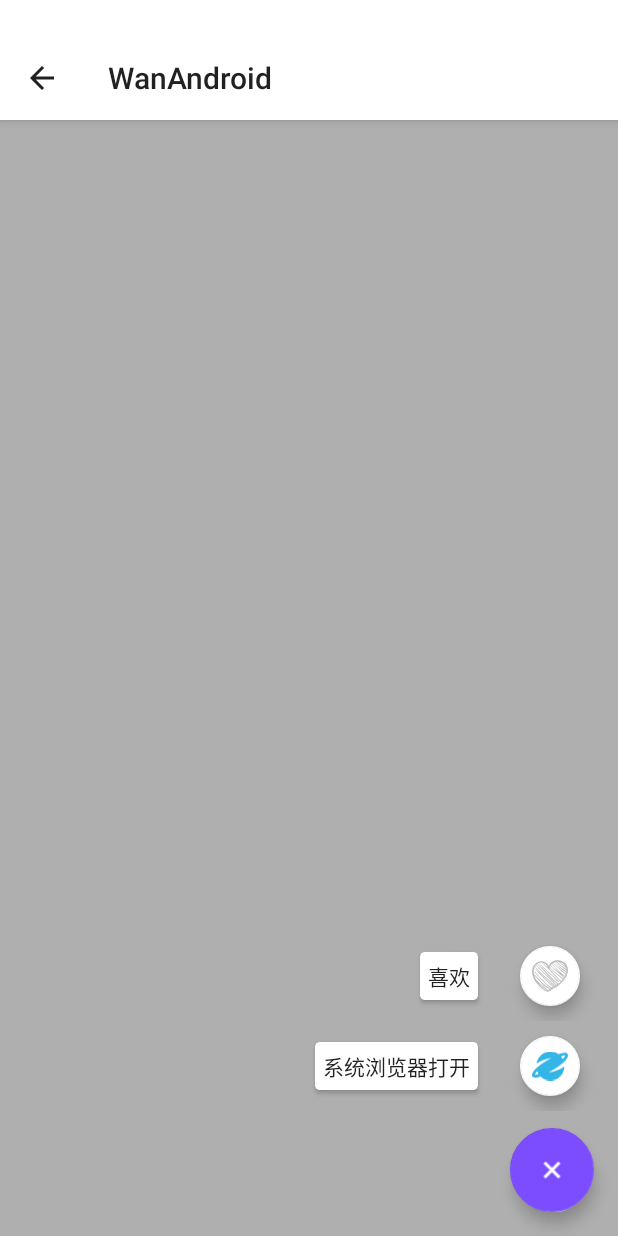
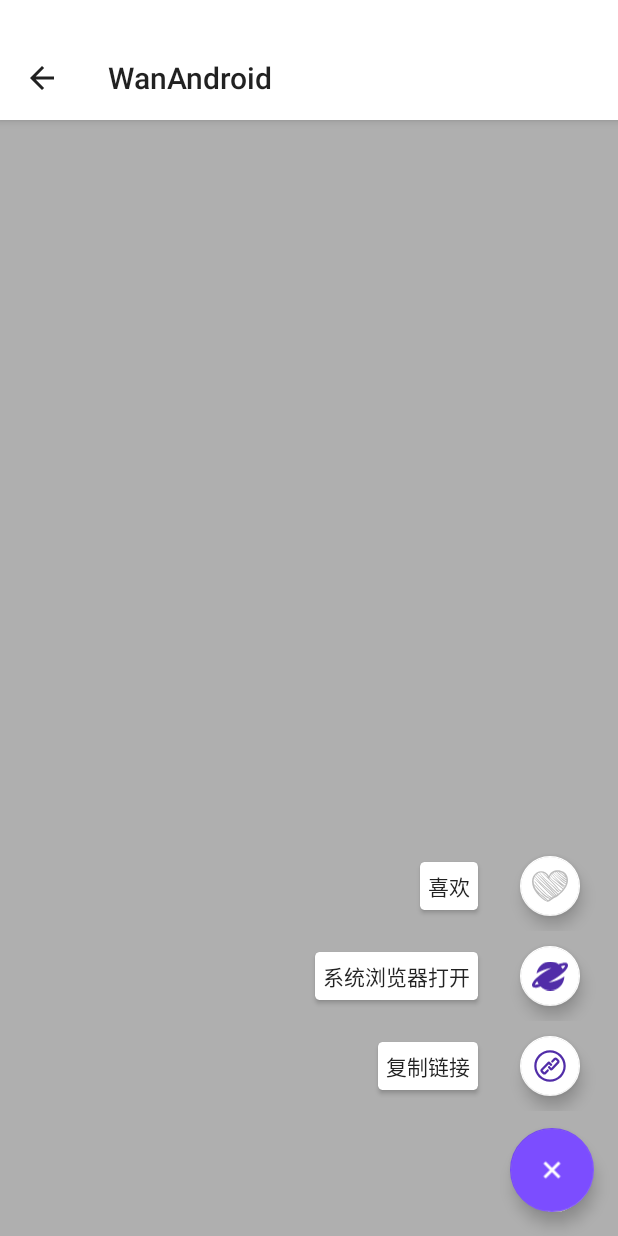
Before and after one commit to xujiaji/WanAndroid, an Android app: the ReadActivity screen opened directly, with no data from a screen before it, after a tap on an icon or button, on a phone screen of 412 x 824 dp. Run offline under Robolectric (Android 15) with nearby library versions, the phone set to English and light mode, and no system bars; our stand-ins replace Dagger/Hilt's generated code, data binding; libraries missing offline, so code that uses them is left out: com.annimon.stream, com.just.agentweb; network calls fail; 5 statements that could not run were skipped.

Commit message:
feat(location): copy post's link to clipboard.

```diff
--- /dev/null
+++ b/app/src/main/java/com/xujiaji/wanandroid/helper/ClipHelper.java
@@ -0,0 +1,18 @@
+package com.xujiaji.wanandroid.helper;
+
+import android.content.Context;
+
+/**
+ * author: xujiaji
+ * created on: 2018/8/20 22:55
+ * description:
+ */
+public class ClipHelper {
+    public static boolean copyToClipboard(Context context, String text) {
+        android.content.ClipboardManager clipboard = (android.content.ClipboardManager) context.getSystemService(Context.CLIPBOARD_SERVICE);
+        android.content.ClipData clip = android.content.ClipData.newPlainText("Copied Text", text);
+        if (clipboard == null) return false;
+        clipboard.setPrimaryClip(clip);
+        return true;
+    }
+}
--- a/app/src/main/java/com/xujiaji/wanandroid/module/main/MainModule.java
+++ b/app/src/main/java/com/xujiaji/wanandroid/module/main/MainModule.java
@@ -28,13 +28,12 @@ import com.xujiaji.wanandroid.helper.GlideImageLoader;
 import com.xujiaji.wanandroid.helper.ViewHelper;
 import com.xujiaji.wanandroid.model.FragmentModel;
 import com.xujiaji.wanandroid.module.main.fragment.AccountDrawerFragment;
+import com.xujiaji.wanandroid.module.main.fragment.MenuDrawerFragment;
 import com.xujiaji.wanandroid.module.main.fragment.boxes.MainBoxesFragment;
 import com.xujiaji.wanandroid.module.main.fragment.openapis.OpenAPISFragment;
 import com.xujiaji.wanandroid.module.main.fragment.post_tree.PostTreeFragment;
-import com.xujiaji.wanandroid.module.main.fragment.post_tree.PostTreeViewModel;
 import com.xujiaji.wanandroid.module.main.fragment.posts.MainBlogPostsFragment;
 import com.xujiaji.wanandroid.module.main.fragment.projects.MainProjectsFragment;
-import com.xujiaji.wanandroid.module.main.fragment.MenuDrawerFragment;
 import com.youth.banner.Banner;
 
 import java.util.List;
--- a/app/src/main/java/com/xujiaji/wanandroid/module/read/ReadActivity.java
+++ b/app/src/main/java/com/xujiaji/wanandroid/module/read/ReadActivity.java
@@ -16,6 +16,7 @@ import com.xujiaji.mvvmquick.util.LogUtil;
 import com.xujiaji.wanandroid.R;
 import com.xujiaji.wanandroid.base.BaseActivity;
 import com.xujiaji.wanandroid.databinding.ActivityReadBinding;
+import com.xujiaji.wanandroid.helper.ClipHelper;
 import com.xujiaji.wanandroid.helper.FabPopLayoutHelper;
 import com.xujiaji.wanandroid.helper.ToastHelper;
 import com.xujiaji.wanandroid.helper.ToolbarHelper;
@@ -80,7 +81,7 @@ public class ReadActivity extends BaseActivity<ActivityReadBinding, ReadViewMode
         super.onBinding(binding);
         binding.includeBar.toolbar.setTitle(mPostBean.getTitle());
         ToolbarHelper.initFullBar(binding.includeBar.toolbar, this);
-        FabPopLayoutHelper.initPopLayout(binding.fab, binding.backDrop, binding.layoutBrowse, binding.layoutLike);
+        FabPopLayoutHelper.initPopLayout(binding.fab, binding.backDrop, binding.layoutBrowse, binding.layoutLike, binding.layoutCopy);
 
         CoordinatorLayout.LayoutParams lp = new CoordinatorLayout.LayoutParams(-1, -1);
         lp.setBehavior(new AppBarLayout.ScrollingViewBehavior());
@@ -187,4 +188,12 @@ public class ReadActivity extends BaseActivity<ActivityReadBinding, ReadViewMode
         }
     }
 
+    public void onClickCopyLink(View view) {
+        onBackPressed();
+        if (ClipHelper.copyToClipboard(this, mPostBean.getLink())) {
+            ToastHelper.success(getString(R.string.copied));
+        } else {
+            ToastHelper.error(getString(R.string.copy_fail));
+        }
+    }
 }
--- /dev/null
+++ b/app/src/main/res/drawable/ic_link.xml
@@ -0,0 +1,9 @@
+<vector xmlns:android="http://schemas.android.com/apk/res/android"
+    android:width="24dp"
+    android:height="24dp"
+    android:viewportHeight="1024"
+    android:viewportWidth="1024">
+    <path
+        android:fillColor="#000"
+        android:pathData="M545.86,640h-1.22c-17.22,0 -33.12,-13.12 -44.83,-25.95l-36.99,-43.39c-11.9,-13.06 -10.94,-34.69 2.11,-46.56 13.09,-11.94 33.31,-11.65 45.22,1.41l36.99,40.26 173.47,-179.14 -49.89,-54.14 -72,74.14c-12.48,12.54 -32.7,12.67 -45.25,0.19 -12.58,-12.42 -12.67,-32.7 -0.26,-45.25l73.44,-74.18c12.13,-12.26 28.99,-18.34 45.41,-18.75 17.18,0.16 33.18,7.17 45.06,19.68l49.89,52.51c23.87,25.12 23.52,65.73 -0.74,90.46l-176,184.45c-12,12.13 -27.68,24.26 -44.42,24.26zM351.97,754.59c-16.32,0 -32.64,-6.05 -45.09,-18.21l-50.43,-49.22c-12.22,-11.94 -19.04,-27.94 -19.2,-45.06 -0.13,-17.15 6.4,-33.28 18.46,-45.44l179.04,-187.1C446.78,397.44 462.85,384 479.97,384h0.16c17.09,0 33.12,13.34 45.15,25.38l41.31,44.67c12.51,12.51 12.51,34.43 0,46.91 -12.51,12.51 -32.74,13.34 -45.25,0.83l-41.31,-40.9 -178.85,180.61 50.4,48.96 74.94,-73.34c12.61,-12.42 32.8,-12.32 45.28,0.29 12.42,12.58 12.32,32.83 -0.22,45.25l-74.18,73.41c-12.51,12.32 -28.99,18.53 -45.44,18.53zM512,960C264.96,960 64,759.04 64,512S264.96,64 512,64s448,200.96 448,448 -200.96,448 -448,448zM512,128c-211.74,0 -384,172.26 -384,384s172.26,384 384,384 384,-172.26 384,-384 -172.26,-384 -384,-384z" />
+</vector>
--- a/app/src/main/res/layout/activity_read.xml
+++ b/app/src/main/res/layout/activity_read.xml
@@ -39,13 +39,67 @@
             app:layout_behavior="com.xujiaji.wanandroid.behavior.FABScrollBehavior"/>
 
         <LinearLayout
+            android:id="@+id/layoutCopy"
+            android:layout_width="wrap_content"
+            android:layout_height="wrap_content"
+            android:orientation="horizontal"
+            android:layout_gravity="top|end"
+            app:useCompatPadding="true"
+            app:layout_anchor="@id/fab"
+            app:layout_anchorGravity="top|end">
+
+            <android.support.v7.widget.CardView
+                android:layout_width="match_parent"
+                android:layout_height="wrap_content"
+                android:layout_gravity="center_vertical|end"
+                android:layout_margin="@dimen/spacing_middle"
+                app:cardBackgroundColor="@android:color/white"
+                app:cardCornerRadius="3dp"
+                app:cardElevation="2dp"
+                app:contentPadding="@dimen/spacing_medium">
+
+                <TextView
+                    android:layout_width="wrap_content"
+                    android:layout_height="match_parent"
+                    android:layout_gravity="center"
+                    android:gravity="center"
+                    android:text="@string/copy_link"
+                    android:textAppearance="@style/TextAppearance.AppCompat.Body2" />
+
+            </android.support.v7.widget.CardView>
+
+            <android.support.design.widget.FloatingActionButton
+                android:id="@+id/fabCopyLink"
+                android:layout_width="wrap_content"
+                android:layout_height="wrap_content"
+                android:layout_marginBottom="@dimen/spacing_middle"
+                android:layout_marginLeft="@dimen/spacing_smlarge"
+                android:layout_marginRight="@dimen/spacing_smlarge"
+                android:layout_marginTop="@dimen/spacing_middle"
+                android:clickable="true"
+                android:onClick="onClickCopyLink"
+                android:tint="@color/colorPrimaryDark"
+                app:backgroundTint="@android:color/white"
+                app:fabSize="mini"
+                app:rippleColor="@color/colorPrimaryDark"
+                app:srcCompat="@drawable/ic_link"
+                android:focusable="true" />
+
+            <View
+                android:layout_width="@dimen/spacing_xmedium"
+                android:layout_height="0dp" />
+
+        </LinearLayout>
+
+
+        <LinearLayout
             android:id="@+id/layoutBrowse"
             android:layout_width="wrap_content"
             android:layout_height="wrap_content"
             android:orientation="horizontal"
             android:layout_gravity="top|end"
             app:useCompatPadding="true"
-            app:layout_anchor="@id/fab"
+            app:layout_anchor="@id/layoutCopy"
             app:layout_anchorGravity="top|end">
 
             <android.support.v7.widget.CardView
@@ -78,7 +132,7 @@
                 android:layout_marginTop="@dimen/spacing_middle"
                 android:clickable="true"
                 android:onClick="onClickSystemBrowseOpen"
-                android:tint="@android:color/holo_blue_light"
+                android:tint="@color/colorPrimaryDark"
                 app:backgroundTint="@android:color/white"
                 app:fabSize="mini"
                 app:rippleColor="@color/colorPrimaryDark"
--- a/app/src/main/res/layout/layout_refresh.xml
+++ b/app/src/main/res/layout/layout_refresh.xml
@@ -14,6 +14,7 @@
         android:id="@+id/refresh"
         android:layout_width="match_parent"
         android:layout_height="match_parent"
+        android:background="@color/white"
         bind:addCircleStyle="@{true}"
         android:onRefresh="@{refreshViewModel}">
 
--- a/app/src/main/res/values/strings.xml
+++ b/app/src/main/res/values/strings.xml
@@ -57,4 +57,7 @@
     <string name="github">GITHUB</string>
     <string name="add_own_project">添加我的项目</string>
     <string name="post_tree">POST TREE</string>
+    <string name="copy_link">复制链接</string>
+    <string name="copied">已复制</string>
+    <string name="copy_fail">复制失败</string>
 </resources>
```
